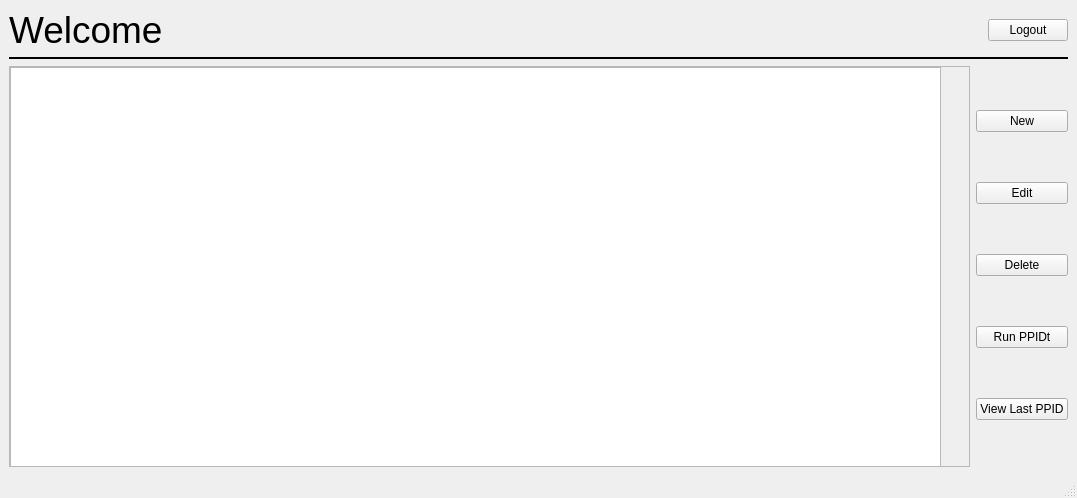
Above: src/UserSubsystem/adminform.ui from CaptOkie/code-first-think-later before the change. Below: the same form after it.
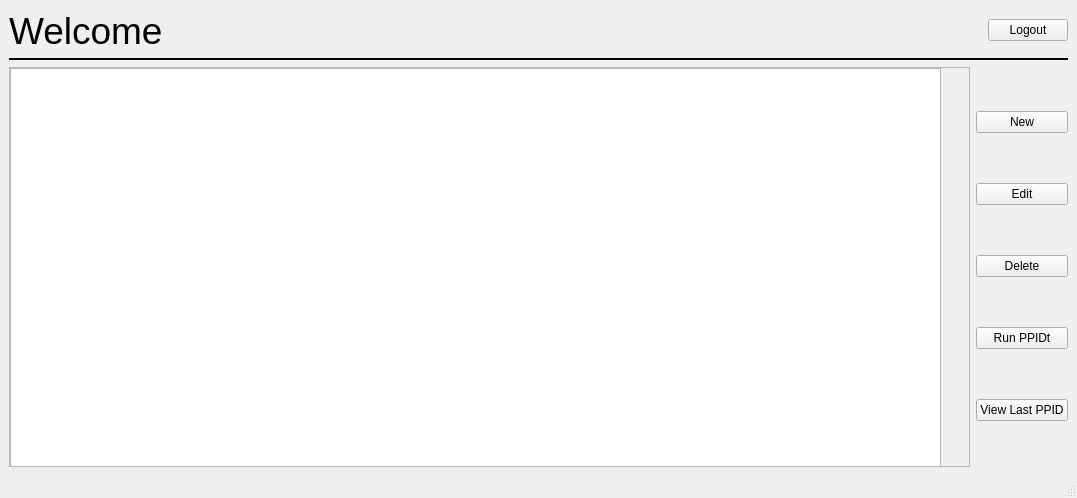
That is the form after the change.

Commit message: small changes to UI - pgram seems to randomly crash when accessing db

Diff of the .ui file:
```diff
--- a/src/UserSubsystem/adminform.ui
+++ b/src/UserSubsystem/adminform.ui
@@ -41,9 +41,12 @@
          <widget class="QLabel" name="nameLabel">
           <property name="font">
            <font>
-            <pointsize>26</pointsize>
+            <pointsize>28</pointsize>
            </font>
           </property>
+          <property name="styleSheet">
+           <string notr="true">QLineEdit#nameLabel { background-color: gray }</string>
+          </property>
           <property name="text">
            <string>&lt;name&gt;</string>
           </property>
```
The commit also changes 5 other files.
